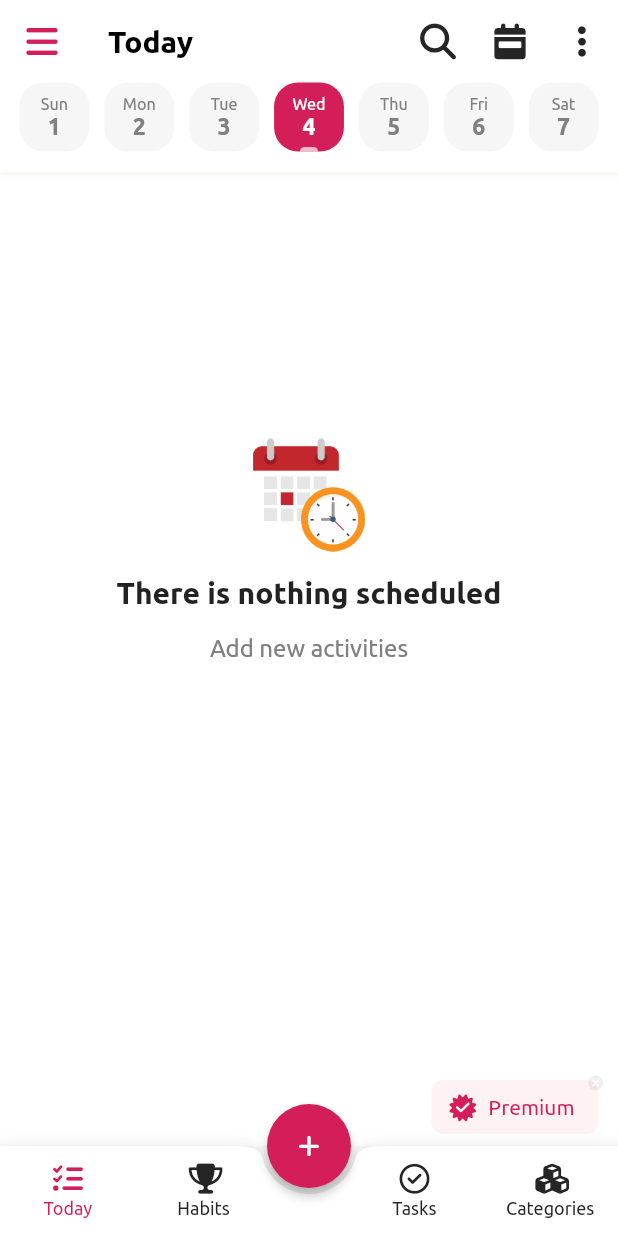
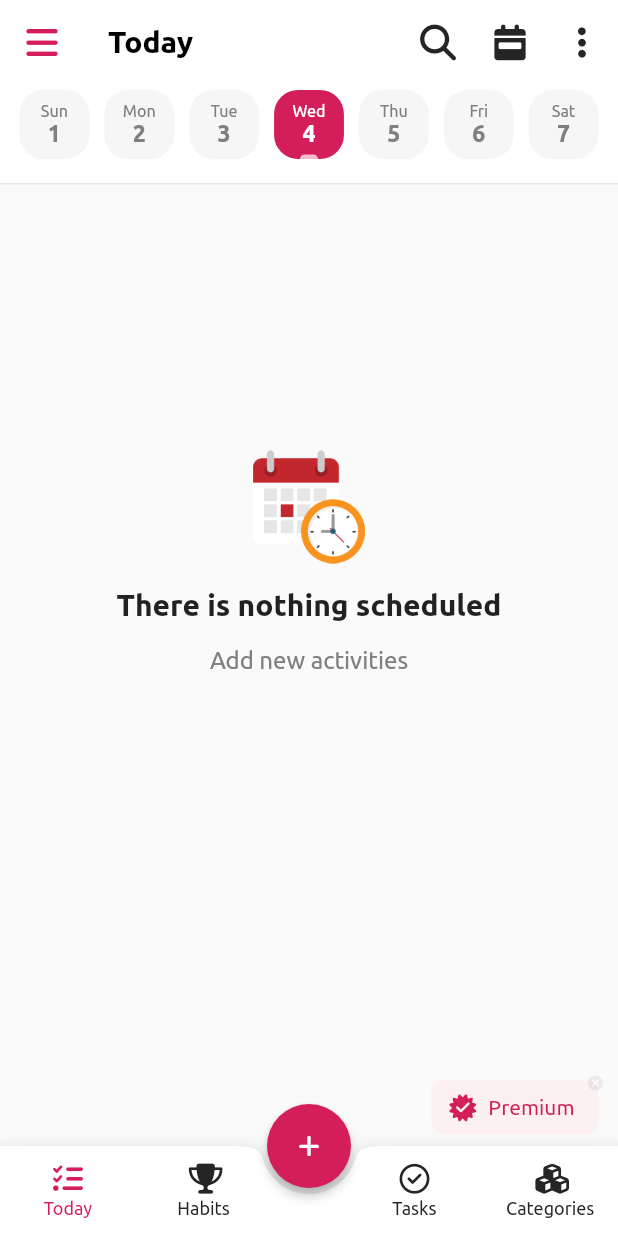
Before and after one commit to felipesantoos/habit-now-clone, a Flutter app: the screen it shows after launch, on a phone screen of 412 x 824 dp. Run offline on Flutter 3.47's test engine with Material 2 defaults, Android fonts, the phone set to English and light mode, and no system bars; our stand-ins replace font_awesome_flutter; project files that could hold a hidden picture were left out.

Commit message:
Finish search app bar, change tab bar, colors and fonts places (#15)

```diff
--- /dev/null
+++ b/lib/components/tab_bar.dart
@@ -0,0 +1,153 @@
+import 'package:flutter/material.dart';
+import '../utils/colors.dart';
+import '../utils/fonts.dart';
+
+class CustomTabBar extends StatefulWidget {
+  const CustomTabBar({
+    required this.tabNumber,
+    this.initialSelectedTabNumber = 0,
+    required this.tabBarItemDataList,
+    Key? key,
+  }) : super(key: key);
+
+  final int tabNumber;
+  final int initialSelectedTabNumber;
+  final List<TabBarItemData> tabBarItemDataList;
+
+  @override
+  State<CustomTabBar> createState() => _CustomTabBarState();
+}
+
+class _CustomTabBarState extends State<CustomTabBar> {
+  late int _selectedTabNumber = widget.initialSelectedTabNumber;
+
+  @override
+  Widget build(BuildContext context) {
+    return Container(
+      decoration: BoxDecoration(
+        color: Colors.white,
+        border: Border(
+          bottom: BorderSide(
+            color: Colors.grey.withOpacity(0.25),
+            width: 1.0,
+            style: BorderStyle.solid,
+          ),
+        ),
+      ),
+      child: TabBar(
+        overlayColor: MaterialStateColor.resolveWith(
+          (states) => Colors.transparent,
+        ),
+        labelPadding: const EdgeInsets.all(0.0),
+        indicator: const UnderlineTabIndicator(),
+        padding: const EdgeInsets.only(
+          left: 8.0,
+          top: 4.0,
+          right: 8.0,
+          bottom: 14.0,
+        ),
+        onTap: _onTapTabBar,
+        tabs: [
+          for (int i = 0; i < widget.tabNumber; i++)
+            Tab(
+              child: _tabBarItem(
+                weekDayName: widget.tabBarItemDataList[i].weekDayName,
+                monthDayNumber: widget.tabBarItemDataList[i].monthDayNumber,
+                isSelected: widget.tabBarItemDataList[i].isSelected!,
+                isToday: widget.tabBarItemDataList[i].isToday!,
+              ),
+            ),
+        ],
+      ),
+    );
+  }
+
+  _tabBarItem({
+    required String weekDayName,
+    required int monthDayNumber,
+    bool isSelected = false,
+    bool isToday = false,
+  }) {
+    return Stack(
+      alignment: Alignment.bottomCenter,
+      children: <Widget>[
+        Container(
+          width: double.infinity,
+          margin: const EdgeInsets.symmetric(horizontal: 5.0),
+          padding: const EdgeInsets.all(8.0),
+          decoration: BoxDecoration(
+            color:
+                isSelected ? CustomColors.appPinkColor : CustomColors.appGreyBC,
+            borderRadius: BorderRadius.circular(16.0),
+          ),
+          child: FittedBox(
+            fit: BoxFit.contain,
+            child: Column(
+              children: <Widget>[
+                Text(
+                  weekDayName,
+                  style: TextStyle(
+                    color: isSelected
+                        ? CustomColors.appWhiteColor
+                        : CustomColors.appGreyFC,
+                    fontFamily: CustomFonts.defaultFontFamily,
+                  ),
+                ),
+                Text(
+                  monthDayNumber.toString(),
+                  style: TextStyle(
+                    fontWeight: FontWeight.bold,
+                    fontSize: 20.0,
+                    color: isSelected
+                        ? CustomColors.appWhiteColor
+                        : CustomColors.appGreyFC,
+                    fontFamily: CustomFonts.defaultFontFamily,
+                  ),
+                ),
+              ],
+            ),
+          ),
+        ),
+        isToday
+            ? Container(
+                height: 3.0,
+                width: 12.0,
+                decoration: BoxDecoration(
+                  color: isSelected ? Colors.white70 : CustomColors.appGreyFC,
+                  borderRadius: const BorderRadius.only(
+                    topLeft: Radius.circular(8.0),
+                    topRight: Radius.circular(8.0),
+                  ),
+                ),
+              )
+            : Container(),
+      ],
+    );
+  }
+
+  _onTapTabBar(index) {
+    for (int i = 0; i < widget.tabNumber; i++) {
+      if (i == index) {
+        setState(() {
+          widget.tabBarItemDataList[_selectedTabNumber].isSelected = false;
+          widget.tabBarItemDataList[i].isSelected = true;
+          _selectedTabNumber = i;
+        });
+      }
+    }
+  }
+}
+
+class TabBarItemData {
+  String weekDayName;
+  int monthDayNumber;
+  bool? isSelected;
+  bool? isToday;
+
+  TabBarItemData({
+    required this.weekDayName,
+    required this.monthDayNumber,
+    this.isSelected = false,
+    this.isToday = false,
+  });
+}
--- a/lib/pages/activities_page.dart
+++ b/lib/pages/activities_page.dart
@@ -1,6 +1,9 @@
 import 'package:flutter/material.dart';
 import 'package:font_awesome_flutter/font_awesome_flutter.dart';
 import 'package:intl/intl.dart';
+import '../components/tab_bar.dart';
+import '../utils/colors.dart';
+import '../utils/fonts.dart';
 
 class ActivitiesPage extends StatefulWidget {
   const ActivitiesPage({Key? key}) : super(key: key);
@@ -10,22 +13,17 @@ class ActivitiesPage extends StatefulWidget {
 }
 
 class _ActivitiesPageState extends State<ActivitiesPage> {
-  static const Color _appWhiteColor = Color(0xFFFFFFFF);
-  static const Color _appPinkColor = Color(0xFFD41E59);
-  static const Color _appBlackColor = Color(0xFF000000);
-  static const Color _appBlackGreyColor = Color(0xFF252525);
-  static const Color _appGreyFC = Color(0xFF808080);
-  static const Color _appGreyBC = Color(0xFFF6F6F6);
-  static const Color _premiumButtonBackgroundColor = Color(0x80ffe6e6);
-  static const Color _appBarShadowColor = Color(0x209E9E80);
-  static const Color _closePremiumButtonBCIcon = Color(0x10000000);
+  // AppBar
+  late PreferredSizeWidget _appBar;
+  int _appBarController = 0;
 
-  static const String _defaultFontFamily = 'Ubuntu';
+  // Dropdown
+  final List<String> _dropdownItemValueList = ['All', 'Habits', 'Tasks'];
+  String _dropdownValue = 'All';
 
+  // TabBar
   final int _tabNumber = 7;
-  int _selectedTabNumber = 3;
-
-  List<TabBarItemData> tabBarItemDataList = [
+  final List<TabBarItemData> _tabBarItemDataList = [
     TabBarItemData(weekDayName: 'Sun', monthDayNumber: 1),
     TabBarItemData(weekDayName: 'Mon', monthDayNumber: 2),
     TabBarItemData(weekDayName: 'Tue', monthDayNumber: 3),
@@ -40,27 +38,19 @@ class _ActivitiesPageState extends State<ActivitiesPage> {
     TabBarItemData(weekDayName: 'Sat', monthDayNumber: 7),
   ];
 
+  // Premium button
   bool _showPremiumButton = true;
 
+  // BottomAppBar
   int _selectedIndex = 0;
-
-  late PreferredSizeWidget _appBar;
-  int _appBarController = 0;
-
-  final List<String> _dropdownItemValueList = ['All', 'Habits', 'Tasks'];
-  String _dropdownValue = 'All';
 
   @override
   Widget build(BuildContext context) {
-    if (_appBarController == 0) {
-      _appBar = _defaultAppBar(context);
-    } else {
-      _appBar = _searchAppBar(context);
-    }
+    _chooseAppBar(context);
     return DefaultTabController(
       length: _tabNumber,
       child: Scaffold(
-        appBar: _appBar,
+        appBar: _buildAppBar(),
         drawer: _drawer(context),
         body: _body(context),
         floatingActionButton: _floatingActionButton(),
@@ -70,52 +60,68 @@ class _ActivitiesPageState extends State<ActivitiesPage> {
     );
   }
 
-  _defaultAppBar(BuildContext context) {
+  _chooseAppBar(BuildContext context) {
+    if (_appBarController == 0) {
+      _appBar = _defaultAppBar(context);
+    } else {
+      _appBar = _searchAppBar(context);
+    }
+  }
+
+  _buildAppBar() {
     return PreferredSize(
-      preferredSize: const Size.fromHeight(115.0),
-      child: AppBar(
-        backgroundColor: _appWhiteColor,
-        leading: _drawerButton(context),
-        title: _title(),
-        actions: _iconButtonList(),
-        bottom: _tabBar(),
-        elevation: 1.0,
-        shadowColor: _appBarShadowColor,
+      preferredSize: const Size.fromHeight(123.0),
+      child: Column(
+        children: <Widget>[
+          _appBar,
+          CustomTabBar(
+            tabNumber: _tabNumber,
+            tabBarItemDataList: _tabBarItemDataList,
+            initialSelectedTabNumber: 3,
+          ),
+        ],
       ),
     );
   }
 
-  _searchAppBar(BuildContext context) {
+  _defaultAppBar(BuildContext context) {
+    return AppBar(
+      toolbarHeight: 56.0,
+      backgroundColor: CustomColors.appWhiteColor,
+      leading: _drawerButton(context),
+      title: _title(),
+      actions: _iconButtonList(),
+      elevation: 0,
+    );
+  }
+
+  PreferredSize _searchAppBar(BuildContext context) {
     double screenWidth = MediaQuery.of(context).size.width;
     return PreferredSize(
-      preferredSize: const Size.fromHeight(115.0),
+      preferredSize: const Size.fromHeight(56.0),
       child: SafeArea(
         child: Container(
-          padding: const EdgeInsets.symmetric(horizontal: 8.0),
-          decoration: BoxDecoration(
-            color: Colors.white, // TODO: remove because x button action
-            border: Border(
-              bottom: BorderSide(
-                color: Colors.grey.withOpacity(0.25),
-                width: 1.0,
-                style: BorderStyle.solid,
+          padding: const EdgeInsets.only(
+            top: 4.0,
+            left: 6.0,
+            right: 8.0,
+            bottom: 4.0,
           ),
-            ),
-          ),
-          height: double.maxFinite,
-          child: Column(
-            children: <Widget>[
-              Row(
+          color: Colors.white,
+          child: Row(
             mainAxisAlignment: MainAxisAlignment.spaceBetween,
             children: <Widget>[
-                  SizedBox(
+              Material(
+                color: Colors.white,
+                child: SizedBox(
+                  height: 40.0,
                   width: (screenWidth * 25) / 100,
                   child: DropdownButtonFormField(
                     decoration: InputDecoration(
                       border: _dropdownBorder(),
                       focusedBorder: _dropdownBorder(),
                       enabledBorder: _dropdownBorder(),
-                        contentPadding: const EdgeInsets.fromLTRB(8, 8, 0, 8),
+                      contentPadding: const EdgeInsets.only(left: 8.0),
                     ),
                     value: _dropdownValue,
                     items: _dropdownItemValueList
@@ -125,7 +131,7 @@ class _ActivitiesPageState extends State<ActivitiesPage> {
                         child: Text(
                           value,
                           style: const TextStyle(
-                              fontFamily: _defaultFontFamily,
+                            fontFamily: CustomFonts.defaultFontFamily,
                           ),
                         ),
                       );
@@ -138,6 +144,7 @@ class _ActivitiesPageState extends State<ActivitiesPage> {
                     elevation: 1,
                   ),
                 ),
+              ),
               Container(
                 margin: const EdgeInsets.symmetric(horizontal: 8.0),
                 height: 35.0,
@@ -147,6 +154,7 @@ class _ActivitiesPageState extends State<ActivitiesPage> {
               SizedBox(
                 width: (screenWidth * 55) / 100,
                 child: TextField(
+                  autofocus: true,
                   decoration: InputDecoration(
                     border: _textFieldBorder(),
                     focusedBorder: _textFieldBorder(),
@@ -164,9 +172,6 @@ class _ActivitiesPageState extends State<ActivitiesPage> {
                   child: const Icon(FontAwesomeIcons.xmark),
                 ),
               ),
-                ],
-              ),
-              _tabBar(),
             ],
           ),
         ),
@@ -195,12 +200,13 @@ class _ActivitiesPageState extends State<ActivitiesPage> {
   _drawerButton(BuildContext context) {
     return Builder(
       builder: (context) => IconButton(
+        splashRadius: 25.0,
         onPressed: () {
           Scaffold.of(context).openDrawer();
         },
         icon: const Icon(
           FontAwesomeIcons.bars,
-          color: _appPinkColor,
+          color: CustomColors.appPinkColor,
         ),
       ),
     );
@@ -214,7 +220,7 @@ class _ActivitiesPageState extends State<ActivitiesPage> {
     String? weekday = formatter.format(now);
 
     return Drawer(
-      backgroundColor: _appWhiteColor,
+      backgroundColor: CustomColors.appWhiteColor,
       child: ListView(
         padding: const EdgeInsets.only(top: 32.0),
         children: <Widget>[
@@ -227,9 +233,9 @@ class _ActivitiesPageState extends State<ActivitiesPage> {
                 const Text(
                   'HabitNow',
                   style: TextStyle(
-                    color: _appPinkColor,
+                    color: CustomColors.appPinkColor,
                     fontSize: 20.0,
-                    fontFamily: _defaultFontFamily,
+                    fontFamily: CustomFonts.defaultFontFamily,
                     fontWeight: FontWeight.bold,
                   ),
                 ),
@@ -237,16 +243,16 @@ class _ActivitiesPageState extends State<ActivitiesPage> {
                 Text(
                   weekday,
                   style: const TextStyle(
-                    color: _appBlackGreyColor,
-                    fontFamily: _defaultFontFamily,
+                    color: CustomColors.appBlackGreyColor,
+                    fontFamily: CustomFonts.defaultFontFamily,
                   ),
                 ),
                 const SizedBox(height: 4.0),
                 Text(
                   formattedNow,
                   style: const TextStyle(
-                    color: _appBlackGreyColor,
-                    fontFamily: _defaultFontFamily,
+                    color: CustomColors.appBlackGreyColor,
+                    fontFamily: CustomFonts.defaultFontFamily,
                   ),
                 ),
               ],
@@ -255,7 +261,8 @@ class _ActivitiesPageState extends State<ActivitiesPage> {
           const Divider(),
           _drawerListTile(
             onTap: () => Navigator.pop(context),
-            leading: const Icon(FontAwesomeIcons.house, color: _appPinkColor),
+            leading: const Icon(FontAwesomeIcons.house,
+                color: CustomColors.appPinkColor),
             title: 'Home',
             isPageOpen: true,
           ),
@@ -305,7 +312,7 @@ class _ActivitiesPageState extends State<ActivitiesPage> {
     return Container(
       margin: const EdgeInsets.symmetric(horizontal: 16.0, vertical: 4.0),
       decoration: BoxDecoration(
-        color: isPageOpen ? _premiumButtonBackgroundColor : null,
+        color: isPageOpen ? CustomColors.premiumButtonBackgroundColor : null,
         borderRadius: BorderRadius.circular(4.0),
       ),
       child: ListTile(
@@ -317,7 +324,7 @@ class _ActivitiesPageState extends State<ActivitiesPage> {
         title: Text(
           title,
           style: isPageOpen
-              ? const TextStyle(color: _appPinkColor)
+              ? const TextStyle(color: CustomColors.appPinkColor)
               : const TextStyle(),
         ),
       ),
@@ -335,7 +342,7 @@ class _ActivitiesPageState extends State<ActivitiesPage> {
         ),
         Icon(
           FontAwesomeIcons.check,
-          color: _appWhiteColor,
+          color: CustomColors.appWhiteColor,
           size: backgroundSize == null ? 12.0 : backgroundSize - 8.0,
         ),
       ],
@@ -346,9 +353,9 @@ class _ActivitiesPageState extends State<ActivitiesPage> {
     return const Text(
       'Today',
       style: TextStyle(
-        color: _appBlackColor,
+        color: CustomColors.appBlackColor,
         fontWeight: FontWeight.bold,
-        fontFamily: _defaultFontFamily,
+        fontFamily: CustomFonts.defaultFontFamily,
       ),
     );
   }
@@ -371,104 +378,12 @@ class _ActivitiesPageState extends State<ActivitiesPage> {
   _iconButton({
     required Function onPressed,
     required IconData icon,
-    Color iconColor = _appBlackGreyColor,
+    Color iconColor = CustomColors.appBlackGreyColor,
   }) {
     return IconButton(
+      splashRadius: 25.0,
       onPressed: () => onPressed(),
       icon: Icon(icon, color: iconColor),
-    );
-  }
-
-  _tabBar() {
-    return TabBar(
-      overlayColor: MaterialStateColor.resolveWith(
-        (states) => Colors.transparent,
-      ),
-      labelPadding: const EdgeInsets.all(0.0),
-      indicator: const UnderlineTabIndicator(),
-      padding: const EdgeInsets.only(left: 8.0, right: 8.0, bottom: 12.0),
-      onTap: _onTapTabBar,
-      tabs: [
-        for (int i = 0; i < _tabNumber; i++)
-          Tab(
-            child: _tabBarItem(
-              weekDayName: tabBarItemDataList[i].weekDayName,
-              monthDayNumber: tabBarItemDataList[i].monthDayNumber,
-              isSelected: tabBarItemDataList[i].isSelected!,
-              isToday: tabBarItemDataList[i].isToday!,
-            ),
-          ),
-      ],
-    );
-  }
-
-  _onTapTabBar(index) {
-    for (int i = 0; i < _tabNumber; i++) {
-      if (i == index) {
-        setState(() {
-          tabBarItemDataList[_selectedTabNumber].isSelected = false;
-          tabBarItemDataList[i].isSelected = true;
-          _selectedTabNumber = i;
-        });
-      }
-    }
-  }
-
-  _tabBarItem({
-    required String weekDayName,
-    required int monthDayNumber,
-    bool isSelected = false,
-    bool isToday = false,
-  }) {
-    return Stack(
-      alignment: Alignment.bottomCenter,
-      children: <Widget>[
-        Container(
-          width: double.infinity,
-          margin: const EdgeInsets.symmetric(horizontal: 5.0),
-          padding: const EdgeInsets.all(8.0),
-          decoration: BoxDecoration(
-            color: isSelected ? _appPinkColor : _appGreyBC,
-            borderRadius: BorderRadius.circular(16.0),
-          ),
-          child: FittedBox(
-            fit: BoxFit.contain,
-            child: Column(
-              children: <Widget>[
-                Text(
-                  weekDayName,
-                  style: TextStyle(
-                    color: isSelected ? _appWhiteColor : _appGreyFC,
-                    fontFamily: _defaultFontFamily,
-                  ),
-                ),
-                Text(
-                  monthDayNumber.toString(),
-                  style: TextStyle(
-                    fontWeight: FontWeight.bold,
-                    fontSize: 20.0,
-                    color: isSelected ? _appWhiteColor : _appGreyFC,
-                    fontFamily: _defaultFontFamily,
-                  ),
-                ),
-              ],
-            ),
-          ),
-        ),
-        isToday
-            ? Container(
-                height: 3.0,
-                width: 12.0,
-                decoration: BoxDecoration(
-                  color: isSelected ? Colors.white70 : _appGreyFC,
-                  borderRadius: const BorderRadius.only(
-                    topLeft: Radius.circular(8.0),
-                    topRight: Radius.circular(8.0),
-                  ),
-                ),
-              )
-            : Container(),
-      ],
     );
   }
 
@@ -490,9 +405,8 @@ class _ActivitiesPageState extends State<ActivitiesPage> {
 
   _thereIsNotActivities(BuildContext context) {
     double screenHeight = MediaQuery.of(context).size.height;
-    return Container(
-      color: _appWhiteColor,
-      height: double.infinity,
+    return SizedBox(
+      height: screenHeight - 145.0,
       width: double.infinity,
       child: SingleChildScrollView(
         child: Padding(
@@ -515,16 +429,16 @@ class _ActivitiesPageState extends State<ActivitiesPage> {
                 style: TextStyle(
                   fontWeight: FontWeight.bold,
                   fontSize: 20.0,
-                  fontFamily: _defaultFontFamily,
+                  fontFamily: CustomFonts.defaultFontFamily,
                 ),
               ),
               SizedBox(height: 16.0),
               Text(
                 'Add new activities',
                 style: TextStyle(
-                  color: _appGreyFC,
+                  color: CustomColors.appGreyFC,
                   fontSize: 16.0,
-                  fontFamily: _defaultFontFamily,
+                  fontFamily: CustomFonts.defaultFontFamily,
                 ),
               ),
             ],
@@ -549,19 +463,19 @@ class _ActivitiesPageState extends State<ActivitiesPage> {
               ),
               elevation: MaterialStateProperty.resolveWith((states) => 0.0),
               backgroundColor: MaterialStateColor.resolveWith((states) {
-                return _premiumButtonBackgroundColor;
+                return CustomColors.premiumButtonBackgroundColor;
               }),
             ),
             onPressed: () {},
             icon: _premiumIcon(
-              backgroundColor: _appPinkColor,
+              backgroundColor: CustomColors.appPinkColor,
               backgroundSize: 18.0,
             ),
             label: const Text(
               'Premium',
               style: TextStyle(
-                color: _appPinkColor,
-                fontFamily: _defaultFontFamily,
+                color: CustomColors.appPinkColor,
+                fontFamily: CustomFonts.defaultFontFamily,
               ),
             ),
           ),
@@ -573,12 +487,12 @@ class _ActivitiesPageState extends State<ActivitiesPage> {
             child: Container(
               padding: const EdgeInsets.all(1.0),
               decoration: BoxDecoration(
-                  color: _closePremiumButtonBCIcon,
+                  color: CustomColors.closePremiumButtonBCIcon,
                   borderRadius: BorderRadius.circular(8.0)),
               child: const Icon(
                 Icons.close,
                 size: 8.0,
-                color: _appWhiteColor,
+                color: CustomColors.appWhiteColor,
               ),
             ),
           ),
@@ -596,7 +510,7 @@ class _ActivitiesPageState extends State<ActivitiesPage> {
   _floatingActionButton() {
     return FloatingActionButton(
       onPressed: () {},
-      backgroundColor: _appPinkColor,
+      backgroundColor: CustomColors.appPinkColor,
       elevation: 3.0,
       tooltip: 'Add activity',
       child: const Icon(FontAwesomeIcons.plus, size: 16.0),
@@ -660,18 +574,18 @@ class _ActivitiesPageState extends State<ActivitiesPage> {
                     icon,
                     size: 20.0,
                     color: index == _selectedIndex
-                        ? _appPinkColor
-                        : _appBlackGreyColor,
+                        ? CustomColors.appPinkColor
+                        : CustomColors.appBlackGreyColor,
                   ),
                 ),
                 Text(
                   label,
                   style: TextStyle(
-                    fontFamily: _defaultFontFamily,
+                    fontFamily: CustomFonts.defaultFontFamily,
                     fontSize: 12.0,
                     color: index == _selectedIndex
-                        ? _appPinkColor
-                        : _appBlackGreyColor,
+                        ? CustomColors.appPinkColor
+                        : CustomColors.appBlackGreyColor,
                   ),
                 ),
               ],
@@ -688,17 +602,3 @@ class _ActivitiesPageState extends State<ActivitiesPage> {
     });
   }
 }
-
-class TabBarItemData {
-  String weekDayName;
-  int monthDayNumber;
-  bool? isSelected;
-  bool? isToday;
-
-  TabBarItemData({
-    required this.weekDayName,
-    required this.monthDayNumber,
-    this.isSelected = false,
-    this.isToday = false,
-  });
-}
--- /dev/null
+++ b/lib/utils/colors.dart
@@ -0,0 +1,13 @@
+import 'package:flutter/material.dart';
+
+class CustomColors {
+  static const Color appWhiteColor = Color(0xFFFFFFFF);
+  static const Color appPinkColor = Color(0xFFD41E59);
+  static const Color appBlackColor = Color(0xFF000000);
+  static const Color appBlackGreyColor = Color(0xFF252525);
+  static const Color appGreyFC = Color(0xFF808080);
+  static const Color appGreyBC = Color(0xFFF6F6F6);
+  static const Color premiumButtonBackgroundColor = Color(0x80ffe6e6);
+  static const Color appBarShadowColor = Color(0x209E9E80);
+  static const Color closePremiumButtonBCIcon = Color(0x10000000);
+}
--- /dev/null
+++ b/lib/utils/fonts.dart
@@ -0,0 +1,3 @@
+class CustomFonts {
+  static const String defaultFontFamily = 'Ubuntu';
+}
```
Lines whose indentation alone changed are shown as unchanged.
